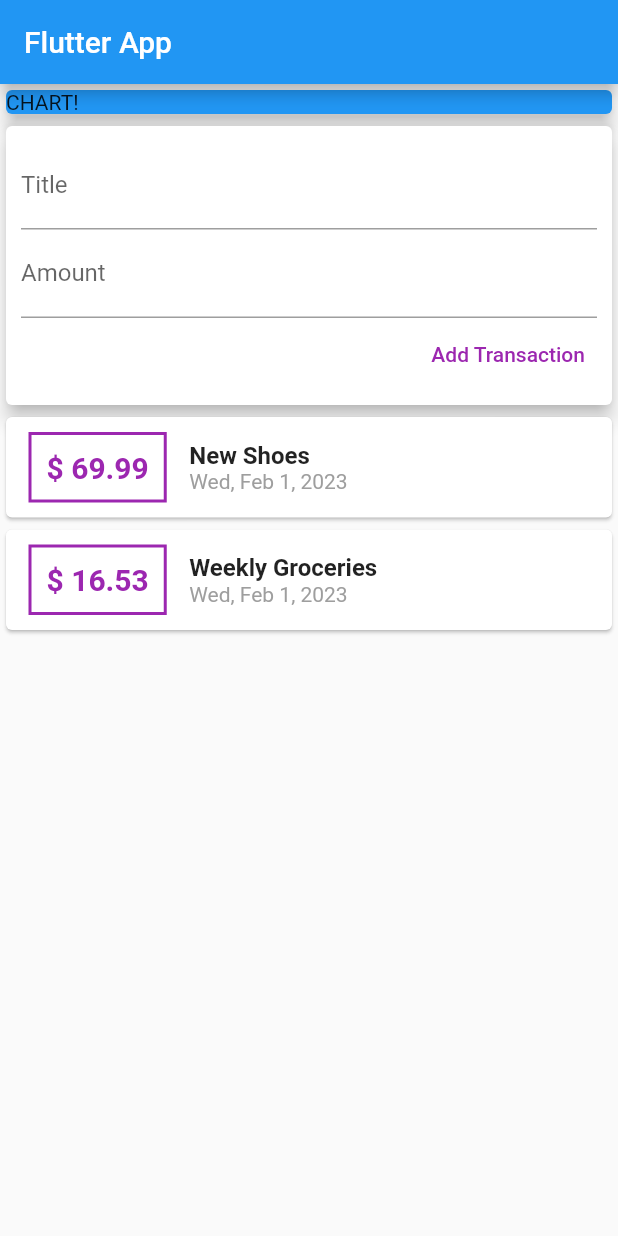
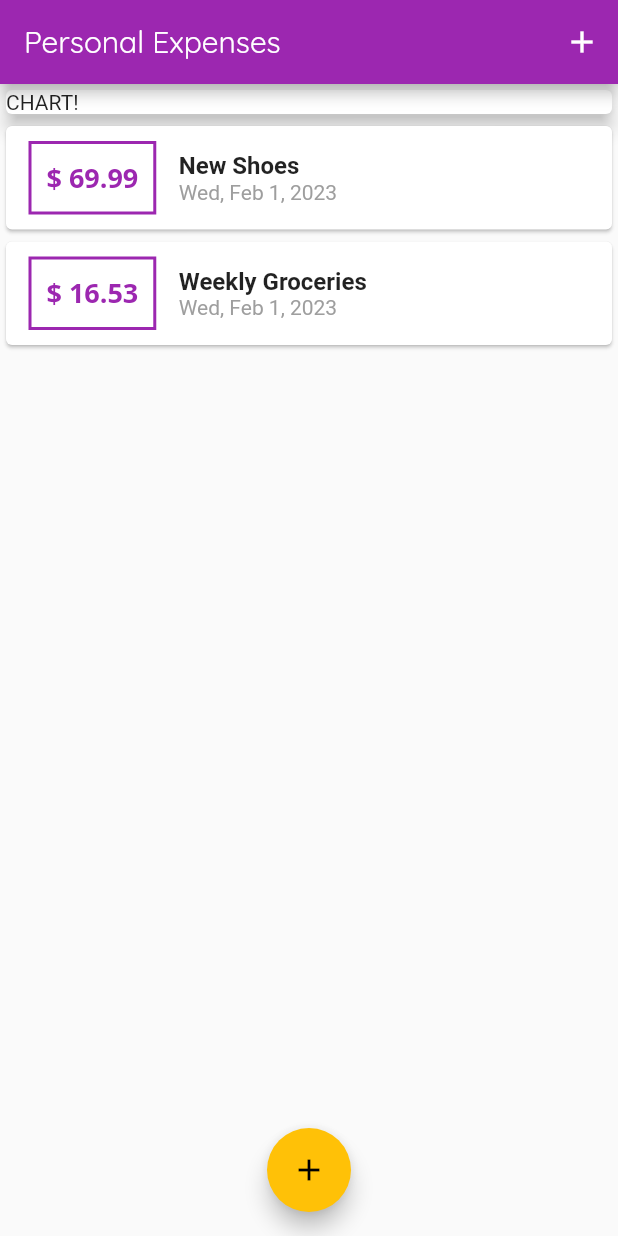
Before and after one commit to lrodriguez15/expenses_app, a Flutter app: the screen it shows after launch, on a phone screen of 412 x 824 dp. Run offline on Flutter 3.47's test engine with Material 2 defaults, Android fonts, the phone set to English and light mode, and no system bars.

Commit message:
Add quicksans font and refactor user transaction for card responsiveness

```diff
--- a/lib/main.dart
+++ b/lib/main.dart
@@ -1,6 +1,8 @@
 import 'package:flutter/material.dart';
 
-import './widgets/user_transactions.dart';
+import './widgets/new_transaction.dart';
+import './widgets/transaction_list.dart';
+import './models/transaction.dart';
 
 void main() => runApp(MyApp());
 
@@ -8,24 +10,89 @@ class MyApp extends StatelessWidget {
   @override
   Widget build(BuildContext context) {
     return MaterialApp(
-      title: 'Flutter App',
+      title: 'Personal Expenses',
+      theme: ThemeData(
+        // Primary swatch creates more colors than primary
+        primarySwatch: Colors.purple,
+        accentColor: Colors.amber,
+        fontFamily: 'Quicksand',
+        textTheme: ThemeData.light().textTheme.copyWith(
+              headline6: TextStyle(
+                  color: Colors.purple,
+                  fontFamily: 'OpenSans',
+                  fontWeight: FontWeight.bold,
+                  fontSize: 18),
+            ),
+        appBarTheme: AppBarTheme(
+          titleTextStyle: TextStyle(
+            fontFamily: 'Quicksand',
+            fontSize: 20,
+            //fontWeight: FontWeight.bold,
+          ),
+        ),
+      ),
       home: MyHomePage(),
     );
   }
 }
 
-class MyHomePage extends StatelessWidget {
+class MyHomePage extends StatefulWidget {
+  @override
+  State<MyHomePage> createState() => _MyHomePageState();
+}
+
+class _MyHomePageState extends State<MyHomePage> {
   // late String titleInput;
-  // late String amountInput;
-  final titleController = TextEditingController();
-  final amountController = TextEditingController();
+
+  final List<Transaction> _userTransactions = [
+    Transaction(
+      id: 't1',
+      title: 'New Shoes',
+      amount: 69.99,
+      date: DateTime.now(),
+    ),
+    Transaction(
+      id: 't1',
+      title: 'Weekly Groceries',
+      amount: 16.53,
+      date: DateTime.now(),
+    ),
+  ];
+
+  void _addNewTransaction(String txTitle, double txAmount) {
+    final newTx = Transaction(
+        title: txTitle,
+        amount: txAmount,
+        date: DateTime.now(),
+        id: DateTime.now().toString());
+
+    setState(() {
+      _userTransactions.add(newTx);
+    });
+  }
+
+  void _startAddNewTransaction(BuildContext context) {
+    showModalBottomSheet(
+        context: context,
+        builder: (_) {
+          return GestureDetector(
+            onTap: () {},
+            // This is added to prevent tapping in the modal sheet
+            behavior: HitTestBehavior.opaque,
+            child: NewTransaction(_addNewTransaction),
+          );
+        });
+  }
 
   @override
   Widget build(BuildContext context) {
     return Scaffold(
-      appBar: AppBar(
-        title: Text('Flutter App'),
-      ),
+      appBar: AppBar(title: Text('Personal Expenses'), actions: [
+        IconButton(
+          onPressed: (() => _startAddNewTransaction(context)),
+          icon: Icon(Icons.add),
+        )
+      ]),
       body: SingleChildScrollView(
         child: Column(
           mainAxisAlignment: MainAxisAlignment.start,
@@ -34,14 +101,18 @@ class MyHomePage extends StatelessWidget {
             Container(
               width: double.infinity,
               child: Card(
-                color: Colors.blue,
                 elevation: 5,
                 child: Text('CHART!'),
               ),
             ),
-            UserTransactions(),
+            TransactionList(_userTransactions),
           ],
         ),
+      ),
+      floatingActionButtonLocation: FloatingActionButtonLocation.centerFloat,
+      floatingActionButton: FloatingActionButton(
+        onPressed: (() => _startAddNewTransaction(context)),
+        child: const Icon(Icons.add),
       ),
     );
   }
--- a/lib/widgets/transaction_list.dart
+++ b/lib/widgets/transaction_list.dart
@@ -24,18 +24,14 @@ class TransactionList extends StatelessWidget {
                   ),
                   decoration: BoxDecoration(
                     border: Border.all(
-                      color: Colors.purple,
+                      color: Theme.of(context).primaryColor,
                       width: 2,
                     ),
                   ),
                   padding: EdgeInsets.all(10),
                   child: Text(
-                    '\$ ${transactions[idx].amount}',
-                    style: TextStyle(
-                      fontWeight: FontWeight.bold,
-                      fontSize: 20,
-                      color: Colors.purple,
-                    ),
+                    '\$ ${transactions[idx].amount.toStringAsFixed(2)}',
+                    style: Theme.of(context).copyWith().textTheme.headline6,
                   ),
                 ),
                 Column(
--- a/lib/widgets/user_transactions.dart
+++ /dev/null
@@ -1,54 +0,0 @@
-import 'package:flutter/src/widgets/container.dart';
-import 'package:flutter/src/widgets/framework.dart';
-
-import 'package:flutter/material.dart';
-
-import '../widgets/new_transaction.dart';
-import '../widgets/transaction_list.dart';
-import '../models/transaction.dart';
-
-class UserTransactions extends StatefulWidget {
-  UserTransactions({super.key});
-
-  @override
-  State<UserTransactions> createState() => _UserTransactionsState();
-}
-
-class _UserTransactionsState extends State<UserTransactions> {
-  final List<Transaction> _userTransactions = [
-    Transaction(
-      id: 't1',
-      title: 'New Shoes',
-      amount: 69.99,
-      date: DateTime.now(),
-    ),
-    Transaction(
-      id: 't1',
-      title: 'Weekly Groceries',
-      amount: 16.53,
-      date: DateTime.now(),
-    ),
-  ];
-
-  void _addNewTransaction(String txTitle, double txAmount) {
-    final newTx = Transaction(
-        title: txTitle,
-        amount: txAmount,
-        date: DateTime.now(),
-        id: DateTime.now().toString());
-
-    setState(() {
-      _userTransactions.add(newTx);
-    });
-  }
-
-  @override
-  Widget build(BuildContext context) {
-    return Column(
-      children: [
-        NewTransaction(_addNewTransaction),
-        TransactionList(_userTransactions),
-      ],
-    );
-  }
-}
```
Also changed, not shown: lib/widgets/new_transaction.dart (+32 -12 lines), pubspec.yaml (+11 -6 lines), assets/fonts/OpenSans-Bold.ttf (added), assets/fonts/OpenSans-Regular.ttf (added), assets/fonts/Quicksand-Bold.ttf (added), assets/fonts/Quicksand-Light.ttf (added), assets/fonts/Quicksand-Medium.ttf (added), assets/fonts/Quicksand-Regular.ttf (added).
